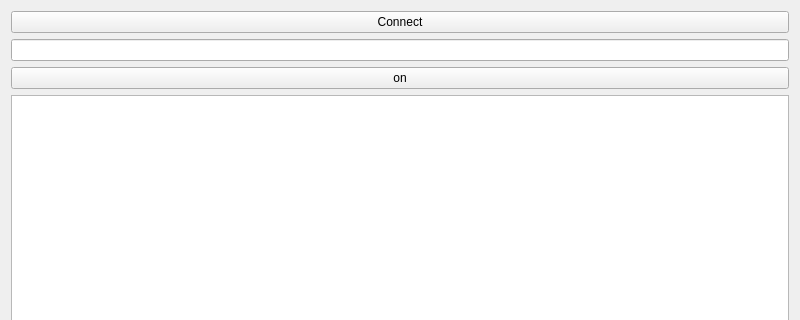
BIL496-PROJE/NavigationGlass, file deneme/mainwindow.ui: the form before one commit; both pictures show x 0 to 800 and y 0 to 320 of the 800 by 480 pixel window.
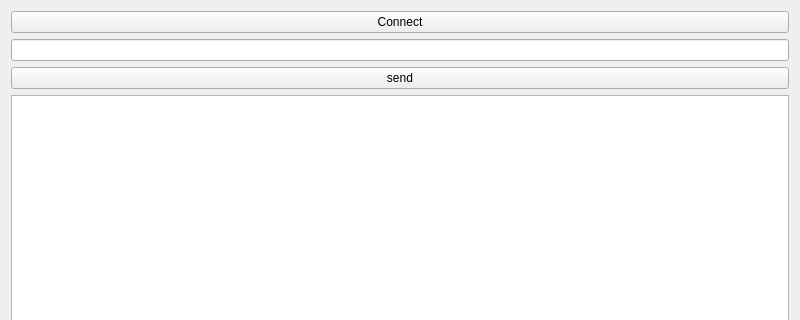
The form after the commit.

Patch:
```diff
--- a/deneme/mainwindow.ui
+++ b/deneme/mainwindow.ui
@@ -28,7 +28,7 @@
     <item>
      <widget class="QPushButton" name="on">
       <property name="text">
-       <string>on</string>
+       <string>send</string>
       </property>
      </widget>
     </item>
```
